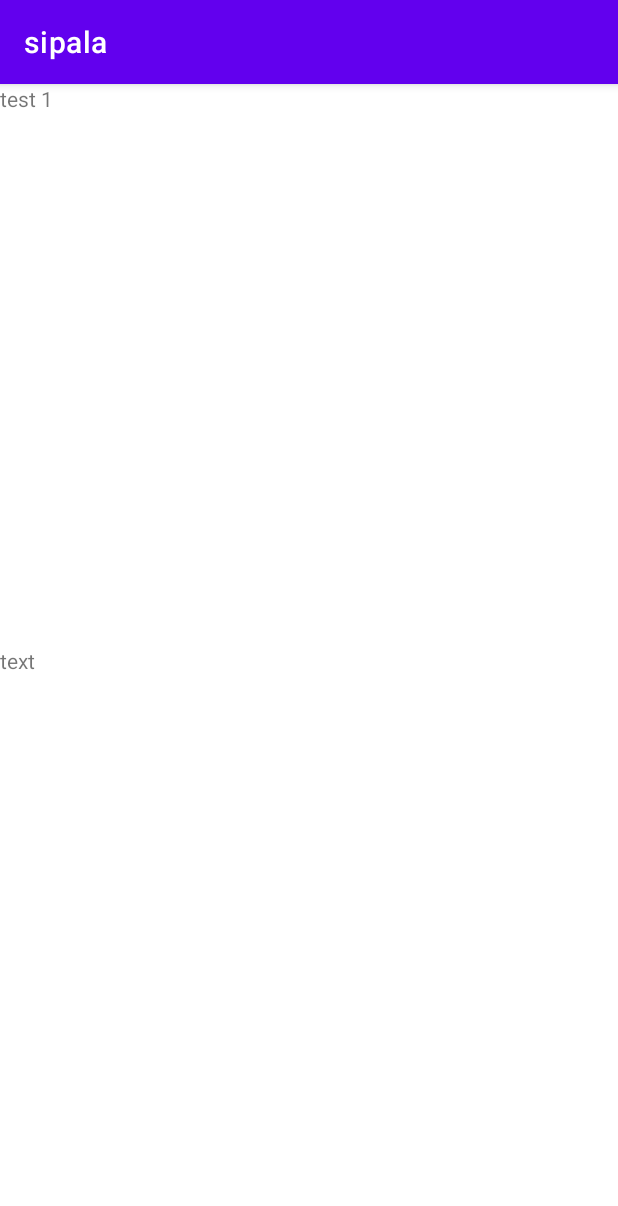
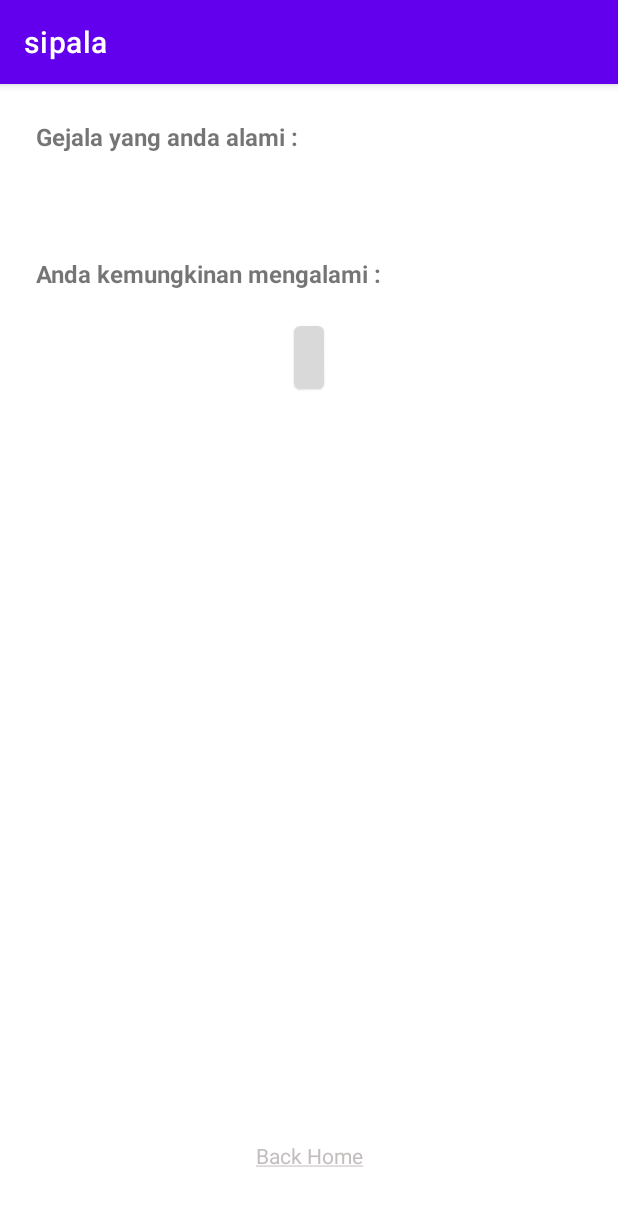
Before and after one commit to nabilqois/Sipala, an Android app: the HasilActivity screen opened directly, with no data from a screen before it, on a phone screen of 412 x 824 dp. Shown: the top 1206 px of the screen. Run offline under Robolectric (Android 15) with nearby library versions, the phone set to English and light mode, and no system bars; 1 statement that could not run was skipped.

Commit message:
set up activity_hasil.xml layout design

```diff
--- a/app/src/main/java/com/nabil/sipala/DiagonsaAdapter.kt
+++ b/app/src/main/java/com/nabil/sipala/DiagonsaAdapter.kt
@@ -2,7 +2,6 @@ package com.nabil.sipala
 
 import android.util.Log
 import android.view.LayoutInflater
-import android.view.View
 import android.view.ViewGroup
 import androidx.recyclerview.widget.RecyclerView
 import com.google.android.material.checkbox.MaterialCheckBox
--- a/app/src/main/java/com/nabil/sipala/HasilActivity.kt
+++ b/app/src/main/java/com/nabil/sipala/HasilActivity.kt
@@ -1,5 +1,6 @@
 package com.nabil.sipala
 
+import android.content.Intent
 import android.os.Build
 import androidx.appcompat.app.AppCompatActivity
 import android.os.Bundle
@@ -22,8 +23,17 @@ class HasilActivity : AppCompatActivity() {
             intent.getParcelableExtra<Premis>("EXTRA")
         }
         Log.d("Hasil", premis.toString())
-
-
+        if (premis != null) {
+            for ((index, value) in premis.listGejala.withIndex()) {
+                binding.tvGejalaContent.append("${index+1}. ${value.name} \n")
+            }
+        }
+//        binding.tvGejalaContent.text = premis?.listGejala?.get(0)?.name ?: "text"
+        binding.btnBackHome.setOnClickListener {
+            val toHome = Intent(this, MainActivity::class.java)
+            toHome.flags = Intent.FLAG_ACTIVITY_NEW_TASK or Intent.FLAG_ACTIVITY_CLEAR_TASK
+            startActivity(toHome)
+        }
     }
 
     companion object {
--- a/app/src/main/res/layout/activity_hasil.xml
+++ b/app/src/main/res/layout/activity_hasil.xml
@@ -4,22 +4,66 @@
     xmlns:tools="http://schemas.android.com/tools"
     android:layout_width="match_parent"
     android:layout_height="match_parent"
+    android:padding="24dp"
     tools:context=".HasilActivity">
 
     <TextView
-        android:id="@+id/tvExtra"
-        android:layout_width="match_parent"
-        android:layout_height="wrap_content"
-        android:text="text"
+        android:id="@+id/tv_gejala_title"
+        style="@style/TitleBold"
+        android:text="Gejala yang anda alami :"
         app:layout_constraintTop_toTopOf="parent"
-        app:layout_constraintBottom_toBottomOf="parent"
+        app:layout_constraintStart_toStartOf="parent"
+        app:layout_constraintEnd_toEndOf="parent"
         />
 
     <TextView
-        android:text="test 1"
+        android:id="@+id/tv_gejala_content"
+        tools:text="1. Gejala"
+        android:layout_marginTop="12dp"
+        android:layout_marginStart="8dp"
         android:layout_width="match_parent"
         android:layout_height="wrap_content"
-        app:layout_constraintTop_toTopOf="parent"
+        app:layout_constraintTop_toBottomOf="@id/tv_gejala_title"
+        app:layout_constraintStart_toStartOf="parent"
         />
 
+    <TextView
+        android:id="@+id/tv_penyakit_title"
+        style="@style/TitleBold"
+        android:text="Anda kemungkinan mengalami :"
+        android:layout_marginTop="38dp"
+        app:layout_constraintTop_toBottomOf="@id/tv_gejala_content"
+        app:layout_constraintStart_toStartOf="parent"
+        app:layout_constraintEnd_toEndOf="parent"
+        />
+
+    <com.google.android.material.card.MaterialCardView
+        android:layout_width="wrap_content"
+        android:layout_height="wrap_content"
+        android:layout_marginTop="24dp"
+        android:backgroundTint="#D9D9D9"
+        app:layout_constraintTop_toBottomOf="@id/tv_penyakit_title"
+        app:layout_constraintStart_toStartOf="parent"
+        app:layout_constraintEnd_toEndOf="parent">
+
+        <TextView
+            android:id="@+id/tv_penyakit"
+            style="@style/TitleBold"
+            android:layout_width="match_parent"
+            android:layout_height="wrap_content"
+            tools:text="Penyakit"
+            android:padding="10dp"/>
+    </com.google.android.material.card.MaterialCardView>
+
+    <TextView
+        android:id="@+id/btn_back_home"
+        android:layout_width="wrap_content"
+        android:layout_height="wrap_content"
+        android:text="@string/back_home"
+        android:textColor="#C3BEBE"
+        android:layout_marginBottom="20dp"
+        app:layout_constraintBottom_toBottomOf="parent"
+        app:layout_constraintStart_toStartOf="parent"
+        app:layout_constraintEnd_toEndOf="parent"
+        />
 </androidx.constraintlayout.widget.ConstraintLayout>
--- a/app/src/main/res/values/strings.xml
+++ b/app/src/main/res/values/strings.xml
@@ -4,4 +4,5 @@
     <string name="get_started">Get Started</string>
     <string name="logo_sipala">Logo Sipala</string>
     <string name="sign_in">Sign In</string>
+    <string name="back_home"><u>Back Home</u></string>
 </resources>
--- a/app/src/main/res/values/themes.xml
+++ b/app/src/main/res/values/themes.xml
@@ -25,4 +25,11 @@
         <item name="textAllCaps">false</item>
         <item name="android:backgroundTint">#CCA69A</item>
     </style>
+
+    <style name="TitleBold">
+        <item name="android:layout_width">match_parent</item>
+        <item name="android:layout_height">wrap_content</item>
+        <item name="android:textSize">16sp</item>
+        <item name="android:textStyle">bold</item>
+    </style>
 </resources>
```
